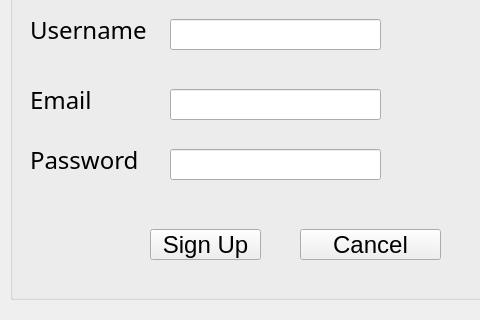
Above: Library-Management-System/registerform.ui from danisensei/Library-Management-System before the change; both pictures show x 0 to 480 and y 191 to 511 of the 688 by 511 pixel window. Below: the same form after it.
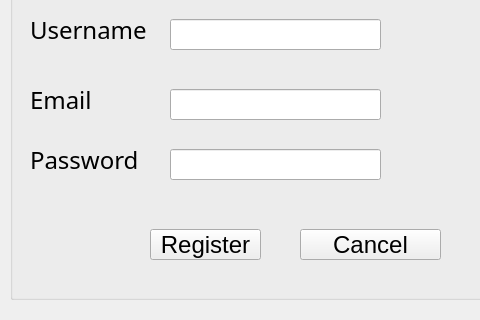
That is the form after the change.

Commit message: Link MainWindow with RegisterForm UI via buttons

```diff
--- a/Library-Management-System/registerform.ui
+++ b/Library-Management-System/registerform.ui
@@ -135,7 +135,7 @@
      </font>
     </property>
     <property name="text">
-     <string>Sign Up</string>
+     <string>Register</string>
     </property>
    </widget>
    <widget class="QPushButton" name="CancelButton">
```
Left out of the diff: 2 changed lines with no effect on the pictures. The commit also changes 3 other files.
